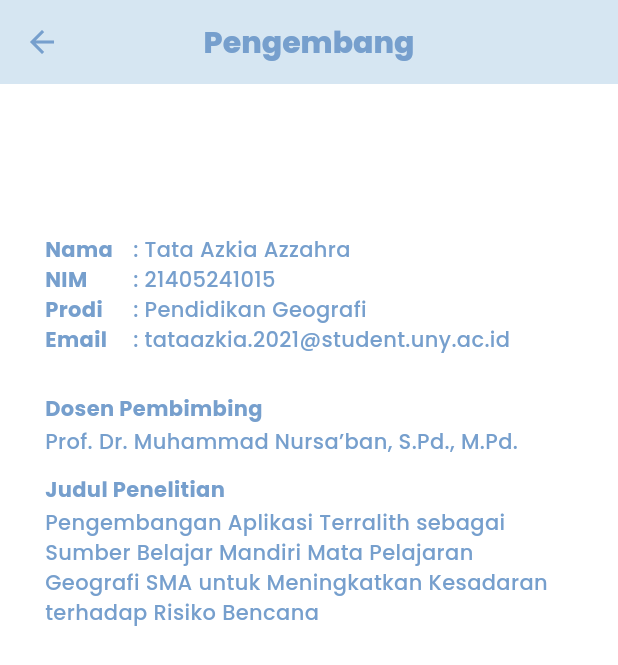
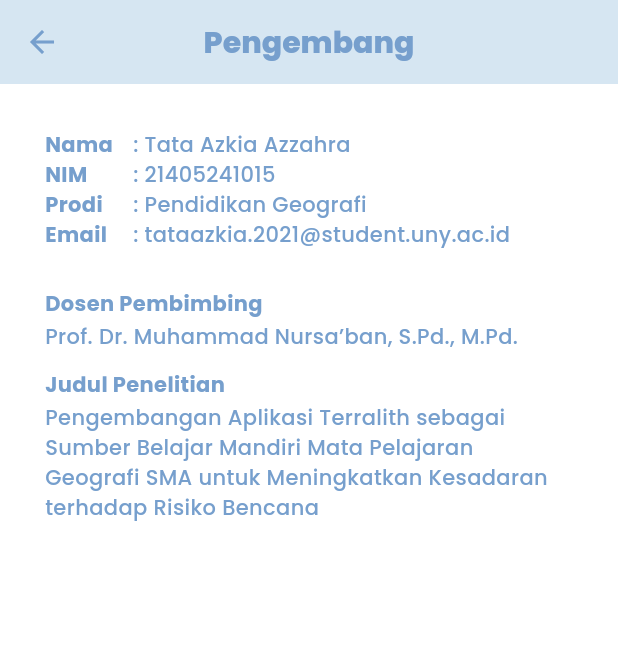
Before and after one commit to 2001arman/terralith, a Flutter app: the PengembangUi screen opened directly, on a phone screen of 412 x 824 dp. Shown: the top 665 px of the screen. Run offline on Flutter 3.47's test engine with Material 3 defaults, Android fonts, the phone set to English and light mode, and no system bars; our stand-ins replace auto_size_text, cloud_firestore, dartz, firebase_auth, firebase_core, flutter_easyloading and 6 more; missing offline and left inert: syncfusion_flutter_pdfviewer; accounts and stored records are empty.

Commit message:
fix padding pengembang

```diff
--- a/lib/features/presentation/main/pengembang/pengembang_ui.dart
+++ b/lib/features/presentation/main/pengembang/pengembang_ui.dart
@@ -42,15 +42,10 @@ class PengembangUi extends StatelessWidget {
         centerTitle: true,
       ),
       body: Padding(
-        padding: const EdgeInsets.symmetric(horizontal: 30),
+        padding: const EdgeInsets.all(30),
         child: Column(
           crossAxisAlignment: CrossAxisAlignment.start,
           children: [
-            const SizedBox(height: 60),
-            // Image.asset(
-            //   'assets/images/kita.png',
-            // ),
-            const SizedBox(height: 40),
             rowText(title: 'Nama', description: 'Tata Azkia Azzahra'),
             rowText(title: 'NIM', description: '21405241015'),
             rowText(title: 'Prodi', description: 'Pendidikan Geografi'),
```
